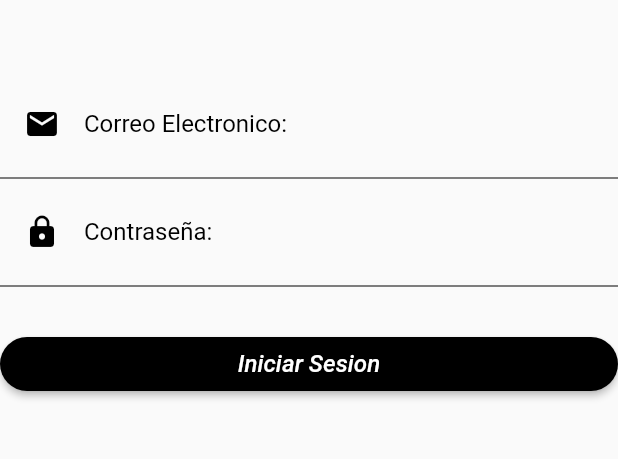
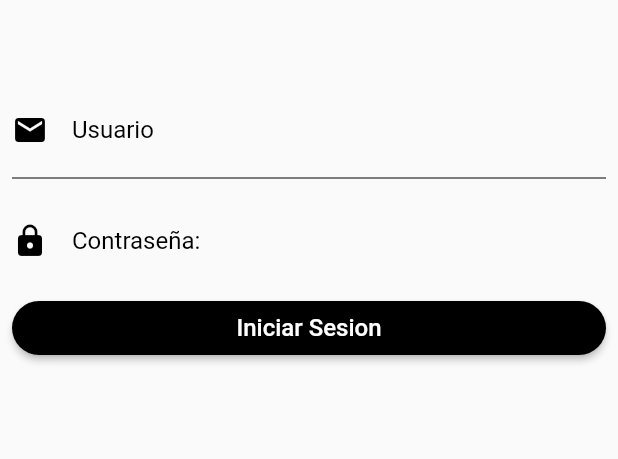
Before and after one commit to BansheeJoe1098/grupolias, a Flutter app: the screen it shows after launch, on a phone screen of 412 x 824 dp, the part 458-917 px from its top. Run offline on Flutter 3.47's test engine with Material 2 defaults, Android fonts, the phone set to English and light mode, and no system bars; our stand-ins replace dio, flutter_secure_storage, get, image_picker; missing offline and left inert: syncfusion_flutter_signaturepad; network calls fail.

Commit message:
Autenticación en la app está listo

```diff
--- /dev/null
+++ b/lib/LoginPage/controllers/login.controller.dart
@@ -0,0 +1,37 @@
+import 'package:flutter/material.dart';
+import 'package:flutter_secure_storage/flutter_secure_storage.dart';
+import 'package:get/get.dart';
+import 'package:get/get_state_manager/src/simple/get_controllers.dart';
+import 'package:grupoLias/Global/services/auth.service.dart';
+
+import '../../NavBar/ui/pluguin/navbar.dart';
+
+class LoginController extends GetxController {
+  final formKey = GlobalKey<FormState>();
+
+  var usuario = TextEditingController();
+  var password = TextEditingController();
+
+  login() async {
+    var service = AuthService();
+    var token = await service.login(usuario.text, password.text);
+
+    if (token == null) {
+      Get.snackbar('Error', 'Usuario o contraseña incorrectos',
+          snackPosition: SnackPosition.BOTTOM,
+          backgroundColor: Colors.red,
+          colorText: Colors.white,
+          icon: const Icon(
+            Icons.error,
+            color: Colors.white,
+          ));
+    } else {
+      const storage = FlutterSecureStorage();
+      await storage.write(key: 'token', value: token.accessToken);
+
+      var valor = await storage.read(key: 'token');
+
+      Get.off(() => const BasicBottomNavBar());
+    }
+  }
+}
--- a/lib/LoginPage/ui/screen/loginpage.dart
+++ b/lib/LoginPage/ui/screen/loginpage.dart
@@ -1,14 +1,36 @@
 import 'package:flutter/material.dart';
+import 'package:flutter_secure_storage/flutter_secure_storage.dart';
+import 'package:get/get.dart';
+import 'package:grupoLias/Global/controllers/global.controller.dart';
 import '../../../NavBar/ui/pluguin/navbar.dart';
+import '../../controllers/login.controller.dart';
 
-class Loginpage extends StatelessWidget {
-  const Loginpage({Key? key}) : super(key: key);
+class LoginPage extends StatefulWidget {
+  const LoginPage({Key? key}) : super(key: key);
 
-  Widget _buildPageContent(BuildContext context) {
+  @override
+  State<LoginPage> createState() => _LoginPageState();
+}
+
+class _LoginPageState extends State<LoginPage> {
+  final loginController = Get.put(LoginController());
+  final globalController = Get.put(GlobalController());
+
+  ver() async {
+    await globalController.isAutenticado();
+  }
+
+  @override
+  void initState() {
+    super.initState();
+    ver();
+  }
+
+  @override
+  Widget build(BuildContext context) {
     return Scaffold(
-      body: ListView(
-        children: <Widget>[
-          Column(
+      body: SingleChildScrollView(
+        child: Column(
           children: <Widget>[
             const SizedBox(
               height: 50,
@@ -32,51 +54,55 @@ class Loginpage extends StatelessWidget {
             const SizedBox(
               height: 50,
             ),
-              const ListTile(
-                  title: TextField(
-                style: TextStyle(color: Colors.black),
-                decoration: InputDecoration(
-                    hintText: "Correo Electronico:",
+            Form(
+              key: loginController.formKey,
+              child: Padding(
+                padding: const EdgeInsets.all(8.0),
+                child: Column(
+                  children: [
+                    TextFormField(
+                      controller: loginController.usuario,
+                      style: const TextStyle(color: Colors.black),
+                      decoration: const InputDecoration(
+                        hintText: "Usuario",
                         hintStyle: TextStyle(color: Colors.black),
                         border: InputBorder.none,
                         icon: Icon(
                           Icons.email,
                           color: Colors.black,
-                    )),
-              )),
+                        ),
+                      ),
+                    ),
                     const Divider(
                       color: Colors.black,
                     ),
-              const ListTile(
-                  title: TextField(
+                    const SizedBox(
+                      height: 10,
+                    ),
+                    TextFormField(
+                      controller: loginController.password,
                       obscureText: true,
-                style: TextStyle(color: Colors.black),
-                decoration: InputDecoration(
+                      style: const TextStyle(color: Colors.black),
+                      decoration: const InputDecoration(
                         hintText: "Contraseña:",
                         hintStyle: TextStyle(color: Colors.black),
                         border: InputBorder.none,
                         icon: Icon(
                           Icons.lock,
                           color: Colors.black,
-                    )),
-              )),
-              const Divider(
-                color: Colors.black,
+                        ),
+                      ),
                     ),
                     const SizedBox(
-                height: 20,
+                      height: 10,
                     ),
                     Row(
-                children: <Widget>[
+                      children: [
                         Expanded(
                           // ignore: deprecated_member_use
                           child: RaisedButton(
                             onPressed: () {
-                        Navigator.push(
-                          context,
-                          MaterialPageRoute(
-                              builder: (context) => const BasicBottomNavBar()),
-                        );
+                              loginController.login();
                             },
                             shape: RoundedRectangleBorder(
                                 borderRadius: BorderRadius.circular(30.0)),
@@ -86,7 +112,7 @@ class Loginpage extends StatelessWidget {
                               style: TextStyle(
                                 color: Colors.white,
                                 fontSize: 16.0,
-                            fontStyle: FontStyle.italic),
+                              ),
                             ),
                           ),
                         ),
@@ -94,15 +120,11 @@ class Loginpage extends StatelessWidget {
                     ),
                   ],
                 ),
+              ),
+            ),
           ],
+        ),
       ),
     );
   }
-
-  @override
-  Widget build(BuildContext context) {
-    return Scaffold(
-      body: _buildPageContent(context),
-    );
 }
-}
--- a/lib/main.dart
+++ b/lib/main.dart
@@ -1,4 +1,5 @@
 import 'package:flutter/material.dart';
+import 'package:flutter_secure_storage/flutter_secure_storage.dart';
 import 'package:get/get.dart';
 import 'Splash/ui/screen/splashpage.dart';
 
@@ -15,6 +16,11 @@ class MyApp extends StatefulWidget {
 
 class _MyAppState extends State<MyApp> {
   @override
+  void initState() {
+    super.initState();
+  }
+
+  @override
   Widget build(BuildContext context) {
     return const GetMaterialApp(
       debugShowCheckedModeBanner: false,
--- a/pubspec.yaml
+++ b/pubspec.yaml
@@ -48,6 +48,7 @@ dependencies:
   image_picker: 0.8.5+3
   dio: 4.0.6
   flutter_launcher_icons: ^0.9.2
+  flutter_secure_storage: ^5.0.2
 
 
 
```
Also changed, not shown: lib/Global/controllers/global.controller.dart (added, +22 -0 lines), lib/Global/models/token.model.dart (added, +27 -0 lines), lib/Global/services/auth.service.dart (added, +34 -0 lines), lib/Splash/ui/screen/splashpage.dart (+14 -5 lines), pubspec.lock. Lines whose indentation alone changed are shown as unchanged.
